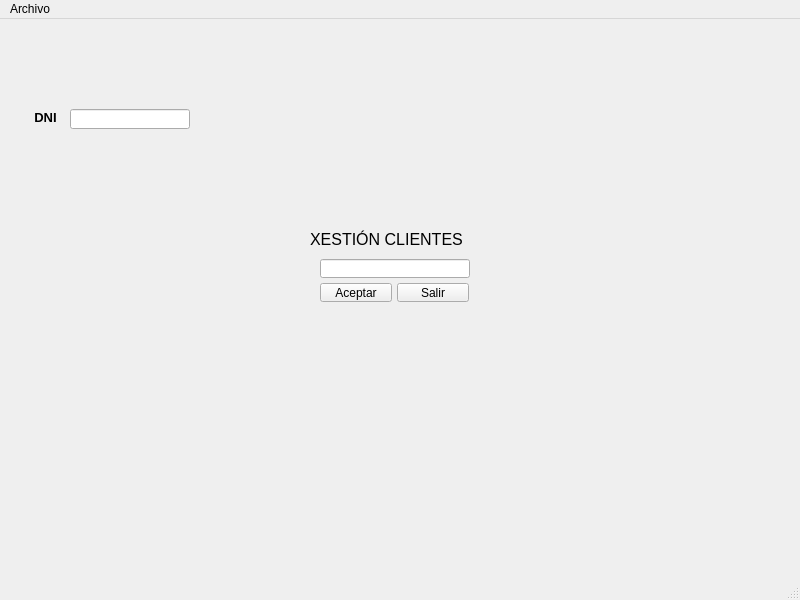
Old version of the form window.ui in the repository gaelrf/reyfernandez.
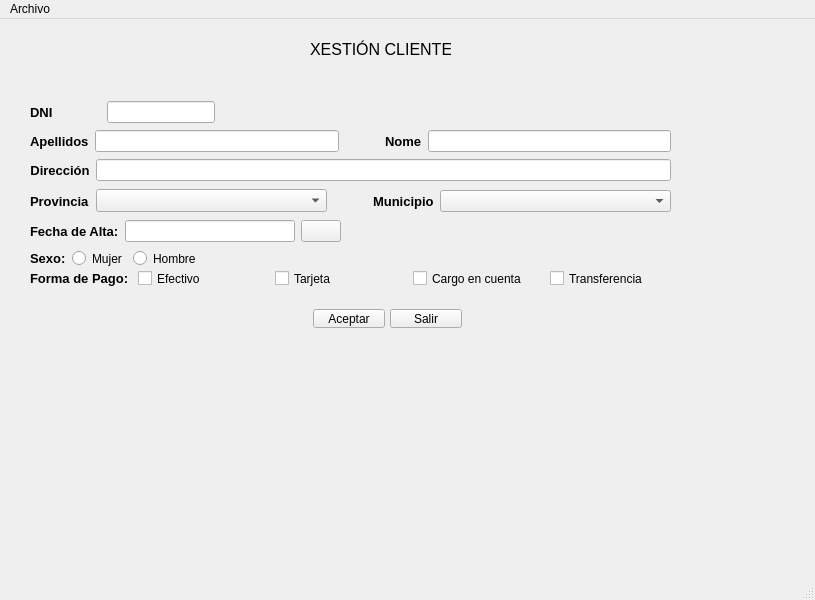
New version of the form.

```diff
--- a/window.ui
+++ b/window.ui
@@ -6,7 +6,7 @@
    <rect>
     <x>0</x>
     <y>0</y>
-    <width>800</width>
+    <width>815</width>
     <height>600</height>
    </rect>
   </property>
@@ -18,8 +18,8 @@
     <property name="geometry">
      <rect>
       <x>310</x>
-      <y>210</y>
-      <width>171</width>
+      <y>20</y>
+      <width>141</width>
       <height>20</height>
      </rect>
     </property>
@@ -32,67 +32,11 @@
      <string>XESTIÓN CLIENTES</string>
     </property>
    </widget>
-   <widget class="QLabel" name="lblDNI">
-    <property name="geometry">
-     <rect>
-      <x>30</x>
-      <y>90</y>
-      <width>31</width>
-      <height>16</height>
-     </rect>
-    </property>
-    <property name="font">
-     <font>
-      <pointsize>10</pointsize>
-      <weight>75</weight>
-      <bold>true</bold>
-     </font>
-    </property>
-    <property name="text">
-     <string>DNI</string>
-    </property>
-    <property name="alignment">
-     <set>Qt::AlignCenter</set>
-    </property>
-   </widget>
-   <widget class="QLineEdit" name="txtDni">
-    <property name="geometry">
-     <rect>
-      <x>70</x>
-      <y>90</y>
-      <width>120</width>
-      <height>20</height>
-     </rect>
-    </property>
-   </widget>
-   <widget class="QLabel" name="label">
-    <property name="geometry">
-     <rect>
-      <x>200</x>
-      <y>90</y>
-      <width>47</width>
-      <height>20</height>
-     </rect>
-    </property>
-    <property name="text">
-     <string/>
-    </property>
-   </widget>
-   <widget class="QLineEdit" name="txtDatos">
-    <property name="geometry">
-     <rect>
-      <x>320</x>
-      <y>240</y>
-      <width>150</width>
-      <height>19</height>
-     </rect>
-    </property>
-   </widget>
    <widget class="QPushButton" name="btnAceptar">
     <property name="geometry">
      <rect>
-      <x>320</x>
-      <y>264</y>
+      <x>313</x>
+      <y>290</y>
       <width>72</width>
       <height>19</height>
      </rect>
@@ -104,8 +48,8 @@
    <widget class="QPushButton" name="btnSalir">
     <property name="geometry">
      <rect>
-      <x>397</x>
-      <y>264</y>
+      <x>390</x>
+      <y>290</y>
       <width>72</width>
       <height>19</height>
      </rect>
@@ -114,13 +58,438 @@
      <string>Salir</string>
     </property>
    </widget>
+   <widget class="QWidget" name="layoutWidget">
+    <property name="geometry">
+     <rect>
+      <x>30</x>
+      <y>82</y>
+      <width>261</width>
+      <height>22</height>
+     </rect>
+    </property>
+    <layout class="QHBoxLayout" name="horizontalLayout">
+     <property name="sizeConstraint">
+      <enum>QLayout::SetNoConstraint</enum>
+     </property>
+     <item>
+      <widget class="QLabel" name="lblDNI">
+       <property name="sizePolicy">
+        <sizepolicy hsizetype="Expanding" vsizetype="Preferred">
+         <horstretch>0</horstretch>
+         <verstretch>0</verstretch>
+        </sizepolicy>
+       </property>
+       <property name="font">
+        <font>
+         <pointsize>10</pointsize>
+         <weight>75</weight>
+         <bold>true</bold>
+        </font>
+       </property>
+       <property name="text">
+        <string>DNI</string>
+       </property>
+       <property name="alignment">
+        <set>Qt::AlignLeading|Qt::AlignLeft|Qt::AlignVCenter</set>
+       </property>
+      </widget>
+     </item>
+     <item>
+      <widget class="QLineEdit" name="txtDni"/>
+     </item>
+     <item>
+      <widget class="QLabel" name="lblValidoDni">
+       <property name="sizePolicy">
+        <sizepolicy hsizetype="Expanding" vsizetype="Expanding">
+         <horstretch>0</horstretch>
+         <verstretch>0</verstretch>
+        </sizepolicy>
+       </property>
+       <property name="minimumSize">
+        <size>
+         <width>0</width>
+         <height>0</height>
+        </size>
+       </property>
+       <property name="text">
+        <string/>
+       </property>
+      </widget>
+     </item>
+    </layout>
+   </widget>
+   <widget class="QWidget" name="layoutWidget">
+    <property name="geometry">
+     <rect>
+      <x>30</x>
+      <y>111</y>
+      <width>641</width>
+      <height>22</height>
+     </rect>
+    </property>
+    <layout class="QHBoxLayout" name="horizontalLayout_2">
+     <property name="sizeConstraint">
+      <enum>QLayout::SetNoConstraint</enum>
+     </property>
+     <item>
+      <widget class="QLabel" name="lblApel">
+       <property name="font">
+        <font>
+         <pointsize>10</pointsize>
+         <weight>75</weight>
+         <bold>true</bold>
+        </font>
+       </property>
+       <property name="text">
+        <string>Apellidos</string>
+       </property>
+       <property name="alignment">
+        <set>Qt::AlignLeading|Qt::AlignLeft|Qt::AlignVCenter</set>
+       </property>
+      </widget>
+     </item>
+     <item>
+      <widget class="QLineEdit" name="txtAlpe"/>
+     </item>
+     <item>
+      <spacer name="horizontalSpacer_2">
+       <property name="orientation">
+        <enum>Qt::Horizontal</enum>
+       </property>
+       <property name="sizeType">
+        <enum>QSizePolicy::Minimum</enum>
+       </property>
+       <property name="sizeHint" stdset="0">
+        <size>
+         <width>40</width>
+         <height>20</height>
+        </size>
+       </property>
+      </spacer>
+     </item>
+     <item>
+      <widget class="QLabel" name="lblApel_2">
+       <property name="font">
+        <font>
+         <pointsize>10</pointsize>
+         <weight>75</weight>
+         <bold>true</bold>
+        </font>
+       </property>
+       <property name="text">
+        <string>Nome</string>
+       </property>
+       <property name="alignment">
+        <set>Qt::AlignLeading|Qt::AlignLeft|Qt::AlignVCenter</set>
+       </property>
+      </widget>
+     </item>
+     <item>
+      <widget class="QLineEdit" name="txtNome">
+       <property name="sizePolicy">
+        <sizepolicy hsizetype="Expanding" vsizetype="Fixed">
+         <horstretch>0</horstretch>
+         <verstretch>0</verstretch>
+        </sizepolicy>
+       </property>
+      </widget>
+     </item>
+    </layout>
+   </widget>
+   <widget class="QWidget" name="layoutWidget">
+    <property name="geometry">
+     <rect>
+      <x>30</x>
+      <y>250</y>
+      <width>651</width>
+      <height>19</height>
+     </rect>
+    </property>
+    <layout class="QHBoxLayout" name="horizontalLayout_4">
+     <item>
+      <widget class="QLabel" name="lblFormaPago">
+       <property name="font">
+        <font>
+         <pointsize>10</pointsize>
+         <weight>75</weight>
+         <bold>true</bold>
+        </font>
+       </property>
+       <property name="text">
+        <string>Forma de Pago: </string>
+       </property>
+      </widget>
+     </item>
+     <item>
+      <widget class="QCheckBox" name="chkEfectivo">
+       <property name="sizePolicy">
+        <sizepolicy hsizetype="Expanding" vsizetype="Fixed">
+         <horstretch>0</horstretch>
+         <verstretch>0</verstretch>
+        </sizepolicy>
+       </property>
+       <property name="text">
+        <string>Efectivo</string>
+       </property>
+       <attribute name="buttonGroup">
+        <string notr="true">chkGroupPago</string>
+       </attribute>
+      </widget>
+     </item>
+     <item>
+      <widget class="QCheckBox" name="chkTarjeta">
+       <property name="sizePolicy">
+        <sizepolicy hsizetype="Expanding" vsizetype="Fixed">
+         <horstretch>0</horstretch>
+         <verstretch>0</verstretch>
+        </sizepolicy>
+       </property>
+       <property name="text">
+        <string>Tarjeta</string>
+       </property>
+       <attribute name="buttonGroup">
+        <string notr="true">chkGroupPago</string>
+       </attribute>
+      </widget>
+     </item>
+     <item>
+      <widget class="QCheckBox" name="chkCargoCuenta">
+       <property name="sizePolicy">
+        <sizepolicy hsizetype="Expanding" vsizetype="Fixed">
+         <horstretch>0</horstretch>
+         <verstretch>0</verstretch>
+        </sizepolicy>
+       </property>
+       <property name="text">
+        <string>Cargo en cuenta</string>
+       </property>
+       <attribute name="buttonGroup">
+        <string notr="true">chkGroupPago</string>
+       </attribute>
+      </widget>
+     </item>
+     <item>
+      <widget class="QCheckBox" name="chkTransferencia">
+       <property name="sizePolicy">
+        <sizepolicy hsizetype="Expanding" vsizetype="Fixed">
+         <horstretch>0</horstretch>
+         <verstretch>0</verstretch>
+        </sizepolicy>
+       </property>
+       <property name="text">
+        <string>Transferencia</string>
+       </property>
+       <attribute name="buttonGroup">
+        <string notr="true">chkGroupPago</string>
+       </attribute>
+      </widget>
+     </item>
+    </layout>
+   </widget>
+   <widget class="QWidget" name="layoutWidget">
+    <property name="geometry">
+     <rect>
+      <x>30</x>
+      <y>230</y>
+      <width>171</width>
+      <height>19</height>
+     </rect>
+    </property>
+    <layout class="QHBoxLayout" name="horizontalLayout_5">
+     <item>
+      <widget class="QLabel" name="lblSexo">
+       <property name="font">
+        <font>
+         <pointsize>10</pointsize>
+         <weight>75</weight>
+         <bold>true</bold>
+        </font>
+       </property>
+       <property name="text">
+        <string>Sexo:</string>
+       </property>
+      </widget>
+     </item>
+     <item>
+      <widget class="QRadioButton" name="rbtFem">
+       <property name="text">
+        <string>Mujer</string>
+       </property>
+       <attribute name="buttonGroup">
+        <string notr="true">rbtGroupSex</string>
+       </attribute>
+      </widget>
+     </item>
+     <item>
+      <widget class="QRadioButton" name="rbtHom">
+       <property name="text">
+        <string>Hombre</string>
+       </property>
+       <attribute name="buttonGroup">
+        <string notr="true">rbtGroupSex</string>
+       </attribute>
+      </widget>
+     </item>
+    </layout>
+   </widget>
+   <widget class="QWidget" name="">
+    <property name="geometry">
+     <rect>
+      <x>30</x>
+      <y>140</y>
+      <width>641</width>
+      <height>22</height>
+     </rect>
+    </property>
+    <layout class="QHBoxLayout" name="horizontalLayout_3">
+     <item>
+      <widget class="QLabel" name="lblDir">
+       <property name="font">
+        <font>
+         <pointsize>10</pointsize>
+         <weight>75</weight>
+         <bold>true</bold>
+        </font>
+       </property>
+       <property name="text">
+        <string>Dirección</string>
+       </property>
+       <property name="alignment">
+        <set>Qt::AlignCenter</set>
+       </property>
+      </widget>
+     </item>
+     <item>
+      <widget class="QLineEdit" name="txtDir"/>
+     </item>
+    </layout>
+   </widget>
+   <widget class="QWidget" name="">
+    <property name="geometry">
+     <rect>
+      <x>30</x>
+      <y>170</y>
+      <width>641</width>
+      <height>24</height>
+     </rect>
+    </property>
+    <layout class="QHBoxLayout" name="horizontalLayout_6">
+     <item>
+      <widget class="QLabel" name="lblProv">
+       <property name="font">
+        <font>
+         <pointsize>10</pointsize>
+         <weight>75</weight>
+         <bold>true</bold>
+        </font>
+       </property>
+       <property name="text">
+        <string>Provincia</string>
+       </property>
+      </widget>
+     </item>
+     <item>
+      <widget class="QComboBox" name="cmbProv">
+       <property name="sizePolicy">
+        <sizepolicy hsizetype="MinimumExpanding" vsizetype="Fixed">
+         <horstretch>0</horstretch>
+         <verstretch>0</verstretch>
+        </sizepolicy>
+       </property>
+       <property name="font">
+        <font>
+         <pointsize>10</pointsize>
+         <weight>75</weight>
+         <bold>true</bold>
+        </font>
+       </property>
+      </widget>
+     </item>
+     <item>
+      <spacer name="horizontalSpacer">
+       <property name="orientation">
+        <enum>Qt::Horizontal</enum>
+       </property>
+       <property name="sizeType">
+        <enum>QSizePolicy::Preferred</enum>
+       </property>
+       <property name="sizeHint" stdset="0">
+        <size>
+         <width>40</width>
+         <height>20</height>
+        </size>
+       </property>
+      </spacer>
+     </item>
+     <item>
+      <widget class="QLabel" name="lblMun">
+       <property name="font">
+        <font>
+         <pointsize>10</pointsize>
+         <weight>75</weight>
+         <bold>true</bold>
+        </font>
+       </property>
+       <property name="text">
+        <string>Municipio</string>
+       </property>
+      </widget>
+     </item>
+     <item>
+      <widget class="QComboBox" name="cmbMun">
+       <property name="sizePolicy">
+        <sizepolicy hsizetype="Expanding" vsizetype="Fixed">
+         <horstretch>0</horstretch>
+         <verstretch>0</verstretch>
+        </sizepolicy>
+       </property>
+      </widget>
+     </item>
+    </layout>
+   </widget>
+   <widget class="QWidget" name="">
+    <property name="geometry">
+     <rect>
+      <x>30</x>
+      <y>200</y>
+      <width>311</width>
+      <height>25</height>
+     </rect>
+    </property>
+    <layout class="QHBoxLayout" name="horizontalLayout_7">
+     <item>
+      <widget class="QLabel" name="lblFechaAlta">
+       <property name="font">
+        <font>
+         <pointsize>10</pointsize>
+         <weight>75</weight>
+         <bold>true</bold>
+        </font>
+       </property>
+       <property name="text">
+        <string>Fecha de Alta:</string>
+       </property>
+      </widget>
+     </item>
+     <item>
+      <widget class="QLineEdit" name="txtFechaAltaCli"/>
+     </item>
+     <item>
+      <widget class="QPushButton" name="btnCalen">
+       <property name="text">
+        <string/>
+       </property>
+      </widget>
+     </item>
+    </layout>
+   </widget>
   </widget>
   <widget class="QMenuBar" name="menubar">
    <property name="geometry">
     <rect>
      <x>0</x>
      <y>0</y>
-     <width>800</width>
+     <width>815</width>
      <height>21</height>
     </rect>
    </property>
```
Left out of the diff: 8 changed lines with no effect on the pictures.
